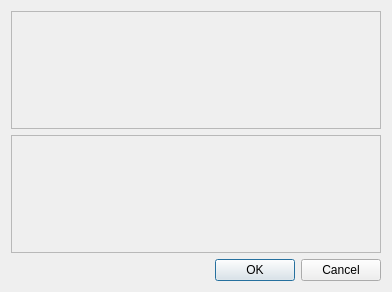
First picture: the form in src/gui/simparams.ui, repository stevenvergenz/chemecher, before the edit.
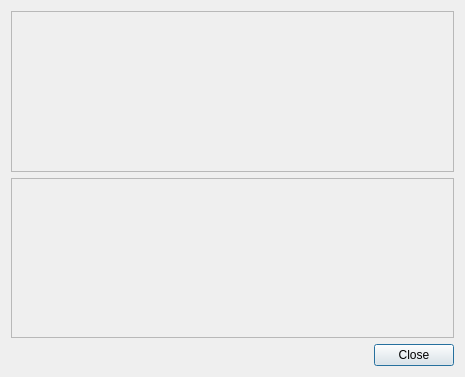
Second picture: the form after the edit.

Commit message: Added About window Worked on Save dialog for CM3 format

What changed in the file:
```diff
--- a/src/gui/simparams.ui
+++ b/src/gui/simparams.ui
@@ -6,8 +6,8 @@
    <rect>
     <x>0</x>
     <y>0</y>
-    <width>392</width>
-    <height>292</height>
+    <width>465</width>
+    <height>377</height>
    </rect>
   </property>
   <property name="windowTitle">
@@ -40,7 +40,7 @@
       <enum>Qt::Horizontal</enum>
      </property>
      <property name="standardButtons">
-      <set>QDialogButtonBox::Cancel|QDialogButtonBox::Ok</set>
+      <set>QDialogButtonBox::Close</set>
      </property>
     </widget>
    </item>
```
The commit also changes 15 other files.
